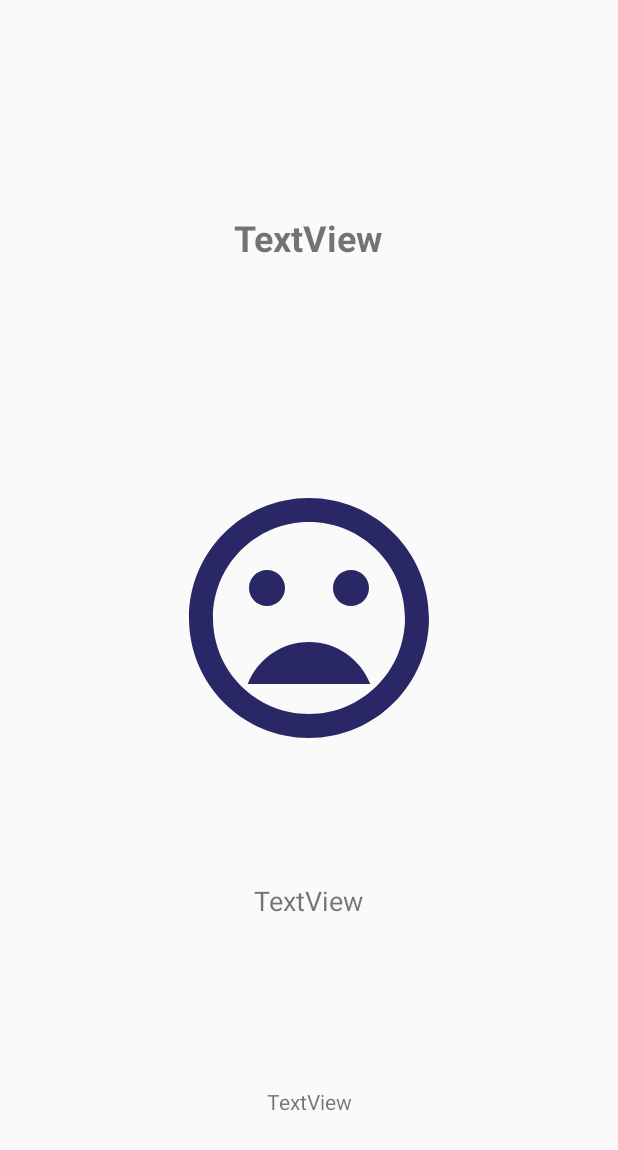
After one commit to AntoniaPuertas/DatosServidorVolley, an Android app: the layout activity_item.xml on its own in the app's theme, with its tools: preview values and no code run, on a phone screen of 412 x 824 dp. The commit adds this screen. Shown: the top 1150 px of the screen. Run offline under Robolectric (Android 15) with nearby library versions, the phone set to English and light mode, and no system bars; network calls fail.

Commit message:
Muestra items y zoom en imagen

```diff
--- a/app/build.gradle
+++ b/app/build.gradle
@@ -27,4 +27,5 @@ dependencies {
     testImplementation 'junit:junit:4.12'
     androidTestImplementation 'com.android.support.test:runner:1.0.2'
     androidTestImplementation 'com.android.support.test.espresso:espresso-core:3.0.2'
+    implementation 'com.android.support:design:28.0.0'
 }
--- a/app/src/main/AndroidManifest.xml
+++ b/app/src/main/AndroidManifest.xml
@@ -3,14 +3,15 @@
     package="com.example.datosservidorvolley">
 
     <uses-permission android:name="android.permission.INTERNET" />
+
     <application
-
         android:allowBackup="true"
         android:icon="@mipmap/ic_launcher"
         android:label="@string/app_name"
         android:roundIcon="@mipmap/ic_launcher_round"
         android:supportsRtl="true"
         android:theme="@style/AppTheme">
+        <activity android:name=".ItemActivity"></activity>
         <activity android:name=".MainActivity">
             <intent-filter>
                 <action android:name="android.intent.action.MAIN" />
--- /dev/null
+++ b/app/src/main/res/drawable/ic_add_24dp.xml
@@ -0,0 +1,5 @@
+<vector android:height="24dp" android:tint="#008577"
+    android:viewportHeight="24.0" android:viewportWidth="24.0"
+    android:width="24dp" xmlns:android="http://schemas.android.com/apk/res/android">
+    <path android:fillColor="#FF000000" android:pathData="M19,13h-6v6h-2v-6H5v-2h6V5h2v6h6v2z"/>
+</vector>
--- /dev/null
+++ b/app/src/main/res/layout/activity_item.xml
@@ -0,0 +1,69 @@
+<?xml version="1.0" encoding="utf-8"?>
+<android.support.constraint.ConstraintLayout xmlns:android="http://schemas.android.com/apk/res/android"
+    xmlns:app="http://schemas.android.com/apk/res-auto"
+    xmlns:tools="http://schemas.android.com/tools"
+    android:layout_width="match_parent"
+    android:layout_height="match_parent"
+    tools:context=".ItemActivity">
+
+    <ImageView
+        android:id="@+id/imgItemVillano"
+        android:layout_width="@android:dimen/thumbnail_width"
+        android:layout_height="@android:dimen/thumbnail_height"
+        android:layout_marginStart="8dp"
+        android:layout_marginTop="8dp"
+        android:layout_marginEnd="8dp"
+        android:layout_marginBottom="8dp"
+        app:layout_constraintBottom_toBottomOf="parent"
+        app:layout_constraintEnd_toEndOf="parent"
+        app:layout_constraintStart_toStartOf="parent"
+        app:layout_constraintTop_toTopOf="parent"
+        app:srcCompat="@drawable/ic_mood_bad_black_24dp" />
+
+    <TextView
+        android:id="@+id/txtItemNombre"
+        android:layout_width="wrap_content"
+        android:layout_height="wrap_content"
+        android:layout_marginStart="8dp"
+        android:layout_marginTop="8dp"
+        android:layout_marginEnd="8dp"
+        android:layout_marginBottom="8dp"
+        android:text="TextView"
+        android:textSize="24sp"
+        android:textStyle="bold"
+        app:layout_constraintBottom_toTopOf="@+id/imgItemVillano"
+        app:layout_constraintEnd_toEndOf="parent"
+        app:layout_constraintHorizontal_bias="0.498"
+        app:layout_constraintStart_toStartOf="parent"
+        app:layout_constraintTop_toTopOf="parent" />
+
+    <TextView
+        android:id="@+id/txtItemPelicula"
+        android:layout_width="wrap_content"
+        android:layout_height="wrap_content"
+        android:layout_marginStart="8dp"
+        android:layout_marginTop="32dp"
+        android:layout_marginEnd="8dp"
+        android:layout_marginBottom="32dp"
+        android:text="TextView"
+        android:textSize="18sp"
+        app:layout_constraintBottom_toTopOf="@+id/txtItemPoderes"
+        app:layout_constraintEnd_toEndOf="parent"
+        app:layout_constraintHorizontal_bias="0.498"
+        app:layout_constraintStart_toStartOf="parent"
+        app:layout_constraintTop_toBottomOf="@+id/imgItemVillano" />
+
+    <TextView
+        android:id="@+id/txtItemPoderes"
+        android:layout_width="wrap_content"
+        android:layout_height="wrap_content"
+        android:layout_marginStart="8dp"
+        android:layout_marginTop="32dp"
+        android:layout_marginEnd="8dp"
+        android:layout_marginBottom="32dp"
+        android:text="TextView"
+        app:layout_constraintBottom_toBottomOf="parent"
+        app:layout_constraintEnd_toEndOf="parent"
+        app:layout_constraintStart_toStartOf="parent"
+        app:layout_constraintTop_toBottomOf="@+id/txtItemPelicula" />
+</android.support.constraint.ConstraintLayout>
--- a/app/src/main/res/layout/activity_main.xml
+++ b/app/src/main/res/layout/activity_main.xml
@@ -9,5 +9,9 @@
     <android.support.v7.widget.RecyclerView
         android:id="@+id/rvListaVillanos"
         android:layout_width="match_parent"
-        android:layout_height="match_parent" />
+        android:layout_height="match_parent" >
+
+
+    </android.support.v7.widget.RecyclerView>
+
 </android.support.constraint.ConstraintLayout>
--- a/app/src/main/res/values/colors.xml
+++ b/app/src/main/res/values/colors.xml
@@ -2,5 +2,5 @@
 <resources>
     <color name="colorPrimary">#008577</color>
     <color name="colorPrimaryDark">#00574B</color>
-    <color name="colorAccent">#D81B60</color>
+    <color name="colorAccent">#A4F113</color>
 </resources>
```
Also changed, not shown: app/src/main/java/com/example/datosservidorvolley/ItemActivity.java (added, +73 -0 lines), app/src/main/java/com/example/datosservidorvolley/RecyclerViewAdapter.java (+19 -0 lines).
